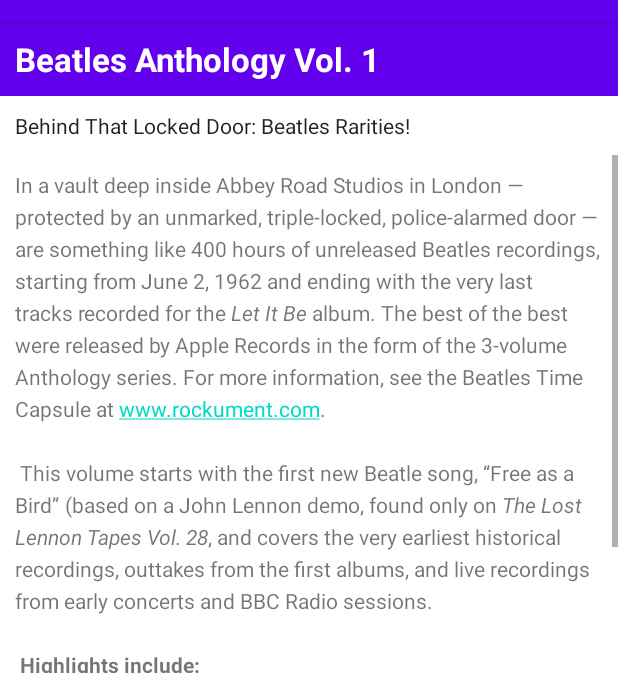
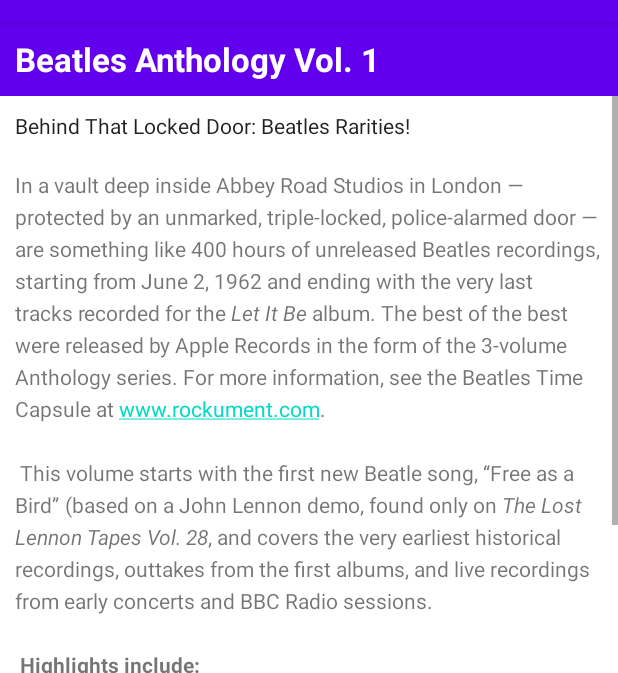
Before and after one commit to Achaka/Android-fundamentals-01.3-Text-and-scrolling-views, an Android app: the first screen one second after launch (MainActivity), on a phone screen of 412 x 824 dp, the part 62-735 px from its top. Run offline under Robolectric (Android 15) with nearby library versions, the phone set to English and light mode, and no system bars.

Commit message:
Task 3: Scroll multiple elements

```diff
--- a/app/src/main/res/layout/activity_main.xml
+++ b/app/src/main/res/layout/activity_main.xml
@@ -16,19 +16,24 @@
         android:textColor="@color/white"
         android:textStyle="bold" />
 
+
+    <ScrollView
+        android:layout_width="wrap_content"
+        android:layout_height="wrap_content"
+        android:layout_below="@+id/article_heading">
+
+        <LinearLayout
+            android:layout_width="match_parent"
+            android:layout_height="wrap_content"
+            android:orientation="vertical">
+
             <TextView
                 android:id="@+id/article_subheading"
                 android:layout_width="match_parent"
                 android:layout_height="wrap_content"
-        android:layout_below="@id/article_heading"
                 android:padding="@dimen/padding_regular"
                 android:text="@string/article_subtitle"
                 android:textAppearance="@android:style/TextAppearance.DeviceDefault" />
-
-    <ScrollView
-        android:layout_width="wrap_content"
-        android:layout_height="wrap_content"
-        android:layout_below="@id/article_subheading">
 
             <TextView
                 android:id="@+id/article"
@@ -38,6 +43,7 @@
                 android:lineSpacingExtra="@dimen/line_spacing"
                 android:padding="@dimen/padding_regular"
                 android:text="@string/article_text" />
+        </LinearLayout>
     </ScrollView>
 
 </RelativeLayout>
```
Lines whose indentation alone changed are shown as unchanged.
